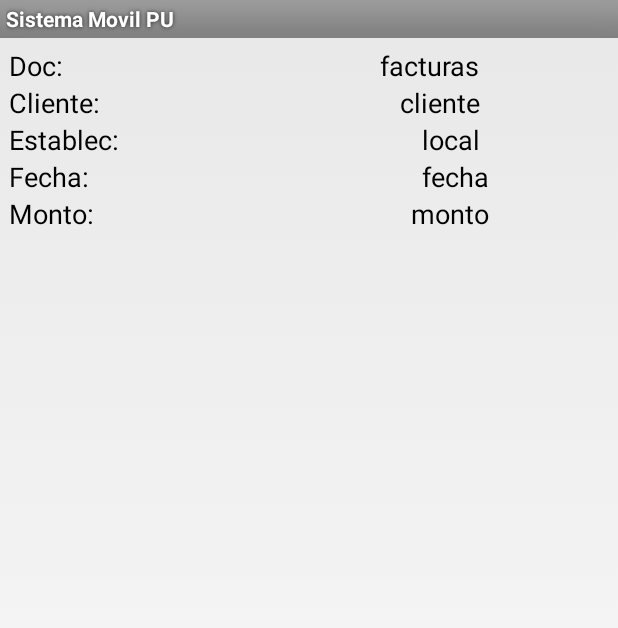
After one commit to consultorasystemstrategy/Union, an Android app: the layout infor_menu_cobrototal.xml on its own in the app's theme, with its tools: preview values and no code run, on a phone screen of 412 x 824 dp. The commit adds this screen. Shown: the top 628 px of the screen. Run offline under Robolectric (Android 15) with nearby library versions, the phone set to English and light mode, and no system bars.

Commit message:
Cobros por todo

```diff
--- a/app/src/main/java/union/union_vr1/Sqlite/DbAdaptert_Evento_Establec.java
+++ b/app/src/main/java/union/union_vr1/Sqlite/DbAdaptert_Evento_Establec.java
@@ -245,10 +245,10 @@ public class DbAdaptert_Evento_Establec {
     public void insertSomeEstablecs() {
 
         createEstablecs(1, 1, 3, 1, "TIENDA NAs", "JUAN", "10001", 1, 50, 4, 50.5, 31, 1, 1);
-        createEstablecs(2, 1, 4, 1, "TIENDA NBs", "JUAN", "10001", 1, 11, 21, 60.5, 31, 2, 1);
-        createEstablecs(3, 2, 5, 1, "GRIFO NAs",  "JUAN", "10001", 1, 11, 21, 70.5, 31, 3, 1);
+        createEstablecs(2, 1, 4, 2, "TIENDA NBs", "JUAN", "10001", 1, 11, 21, 60.5, 31, 2, 1);
+        createEstablecs(3, 2, 5, 3, "GRIFO NAs",  "JUAN", "10001", 1, 11, 21, 70.5, 31, 3, 1);
         createEstablecs(4, 2, 6, 1, "GRIFO NBs",  "JUAN", "10001", 1, 11, 21, 80.5, 31, 4, 1);
-        createEstablecs(5, 3, 7, 1, "PERSON NAs", "JUAN", "10001", 1, 11, 21, 90.5, 31, 1, 1);
+        createEstablecs(5, 3, 7, 2, "PERSON NAs", "JUAN", "10001", 1, 11, 21, 90.5, 31, 1, 1);
 
     }
 
--- a/app/src/main/res/layout/activity_vmovil__cobros__totales.xml
+++ b/app/src/main/res/layout/activity_vmovil__cobros__totales.xml
@@ -11,7 +11,7 @@
     <ListView
         android:layout_width="wrap_content"
         android:layout_height="150dp"
-        android:id="@+id/listCobrosTotales"
+        android:id="@+id/listaCobrosTotales"
         android:layout_alignParentLeft="true"
         android:layout_alignParentStart="true"
         android:layout_alignParentBottom="true"
--- /dev/null
+++ b/app/src/main/res/layout/infor_menu_cobrototal.xml
@@ -0,0 +1,123 @@
+<?xml version="1.0" encoding="utf-8"?>
+<RelativeLayout xmlns:android="http://schemas.android.com/apk/res/android"
+    android:layout_width="fill_parent"
+    android:layout_height="wrap_content"
+    android:orientation="vertical"
+    android:padding="6dip">
+
+
+    <TextView
+        android:layout_width="wrap_content"
+        android:layout_height="wrap_content"
+        android:textAppearance="?android:attr/textAppearanceMedium"
+        android:text="cliente"
+        android:id="@+id/nomcliente"
+        android:layout_below="@+id/factotales"
+        android:layout_alignRight="@+id/factotales"
+        android:layout_alignEnd="@+id/factotales" />
+
+    <TextView
+        android:layout_width="wrap_content"
+        android:layout_height="wrap_content"
+        android:textAppearance="?android:attr/textAppearanceMedium"
+        android:text="fecha"
+        android:id="@+id/fechpro"
+        android:layout_above="@+id/textView9"
+        android:layout_alignLeft="@+id/localCobro"
+        android:layout_alignStart="@+id/localCobro" />
+
+    <TextView
+        android:layout_width="wrap_content"
+        android:layout_height="wrap_content"
+        android:textAppearance="?android:attr/textAppearanceMedium"
+        android:text="facturas"
+        android:id="@+id/factotales"
+        android:layout_alignParentTop="true"
+        android:layout_alignParentRight="true"
+        android:layout_alignParentEnd="true"
+        android:layout_marginRight="86dp" />
+
+    <TextView
+        android:layout_width="wrap_content"
+        android:layout_height="wrap_content"
+        android:textAppearance="?android:attr/textAppearanceMedium"
+        android:text="monto"
+        android:id="@+id/repagar"
+        android:layout_below="@+id/fechpro"
+        android:layout_alignRight="@+id/fechpro"
+        android:layout_alignEnd="@+id/fechpro" />
+
+    <TextView
+        android:layout_width="wrap_content"
+        android:layout_height="wrap_content"
+        android:textAppearance="?android:attr/textAppearanceMedium"
+        android:text="Doc:"
+        android:id="@+id/textView6"
+        android:layout_alignParentTop="true"
+        android:layout_alignParentLeft="true"
+        android:layout_alignParentStart="true" />
+
+    <TextView
+        android:layout_width="wrap_content"
+        android:layout_height="wrap_content"
+        android:textAppearance="?android:attr/textAppearanceMedium"
+        android:text="Cliente:"
+        android:id="@+id/textView7"
+        android:layout_alignTop="@+id/nomcliente"
+        android:layout_alignParentLeft="true"
+        android:layout_alignParentStart="true" />
+
+    <TextView
+        android:layout_width="wrap_content"
+        android:layout_height="wrap_content"
+        android:textAppearance="?android:attr/textAppearanceMedium"
+        android:text="Fecha:"
+        android:id="@+id/textView8"
+        android:layout_below="@+id/textView"
+        android:layout_alignParentLeft="true"
+        android:layout_alignParentStart="true" />
+
+    <TextView
+        android:layout_width="wrap_content"
+        android:layout_height="wrap_content"
+        android:textAppearance="?android:attr/textAppearanceMedium"
+        android:text="Monto:"
+        android:id="@+id/textView9"
+        android:layout_below="@+id/textView8"
+        android:layout_alignParentLeft="true"
+        android:layout_alignParentStart="true" />
+
+    <TextView
+        android:layout_width="wrap_content"
+        android:layout_height="wrap_content"
+        android:textAppearance="?android:attr/textAppearanceMedium"
+        android:text="Establec:"
+        android:id="@+id/textView"
+        android:layout_below="@+id/textView7"
+        android:layout_alignParentLeft="true"
+        android:layout_alignParentStart="true" />
+
+    <TextView
+        android:layout_width="wrap_content"
+        android:layout_height="wrap_content"
+        android:textAppearance="?android:attr/textAppearanceMedium"
+        android:text="local"
+        android:id="@+id/localCobro"
+        android:layout_below="@+id/nomcliente"
+        android:layout_alignRight="@+id/nomcliente"
+        android:layout_alignEnd="@+id/nomcliente" />
+
+    <TextView
+        android:layout_width="wrap_content"
+        android:layout_height="wrap_content"
+        android:textAppearance="?android:attr/textAppearanceSmall"
+        android:text="Small Text"
+        android:id="@+id/cod"
+        android:layout_toEndOf="@+id/factotales"
+        android:layout_alignBaseline="@+id/repagar"
+        android:layout_alignBottom="@+id/repagar"
+        android:layout_alignParentRight="true"
+        android:layout_alignParentEnd="true" />
+
+
+</RelativeLayout>
--- a/app/src/main/res/layout/princ_evento_gasto.xml
+++ b/app/src/main/res/layout/princ_evento_gasto.xml
@@ -196,7 +196,7 @@
                 android:layout_width="wrap_content"
                 android:layout_height="wrap_content"
                 android:text="Importe "
-                android:id="@+id/monto"
+                android:id="@+id/montoCobros"
                 android:layout_below="@+id/spinner_VEG_tipoDocumento"
                 android:layout_alignParentLeft="true"
                 android:layout_alignParentStart="true" />
@@ -207,7 +207,7 @@
                 android:inputType="number"
                 android:ems="10"
                 android:id="@+id/editText_VEG_total"
-                android:layout_below="@+id/monto"
+                android:layout_below="@+id/montoCobros"
                 android:layout_alignParentLeft="true"
                 android:layout_alignParentStart="true" />
 
--- a/app/src/main/res/layout/princ_resumen_caja.xml
+++ b/app/src/main/res/layout/princ_resumen_caja.xml
@@ -72,7 +72,7 @@
                                 android:layout_height="wrap_content"
                                 android:textAppearance="?android:attr/textAppearanceMedium"
                                 android:text="Comp."
-                                android:id="@+id/textView5"
+                                android:id="@+id/idcobro"
                                 android:enabled="false"
                                 android:height="40dp"
                                 android:width="150dp"/>
@@ -82,7 +82,7 @@
                                 android:layout_height="wrap_content"
                                 android:textAppearance="?android:attr/textAppearanceMedium"
                                 android:text="Cant."
-                                android:id="@+id/monto"
+                                android:id="@+id/montoCobros"
                                 android:height="40dp"
                                 android:width="50dp"/>
 
```
Also changed, not shown: app/src/main/java/union/union_vr1/Sqlite/DbAdapter_Comprob_Cobro.java (+4 -4 lines), app/src/main/java/union/union_vr1/Vistas/VMovil_Cobro_Credito.java (+5 -6 lines), app/src/main/java/union/union_vr1/Vistas/VMovil_Cobros_Totales.java (+140 -21 lines), app/src/main/res/layout/infor_histo_venta.xml (+23 -23 lines), app/src/main/res/layout/infor_menu_establec.xml (+15 -15 lines), app/src/main/res/layout/infor_venta_producto.xml (+7 -7 lines), app/src/main/res/layout/infot_menu_cobrototal.xml (deleted, +0 -48 lines), app/src/main/res/layout/login.xml (+15 -6 lines), 2 other files.
